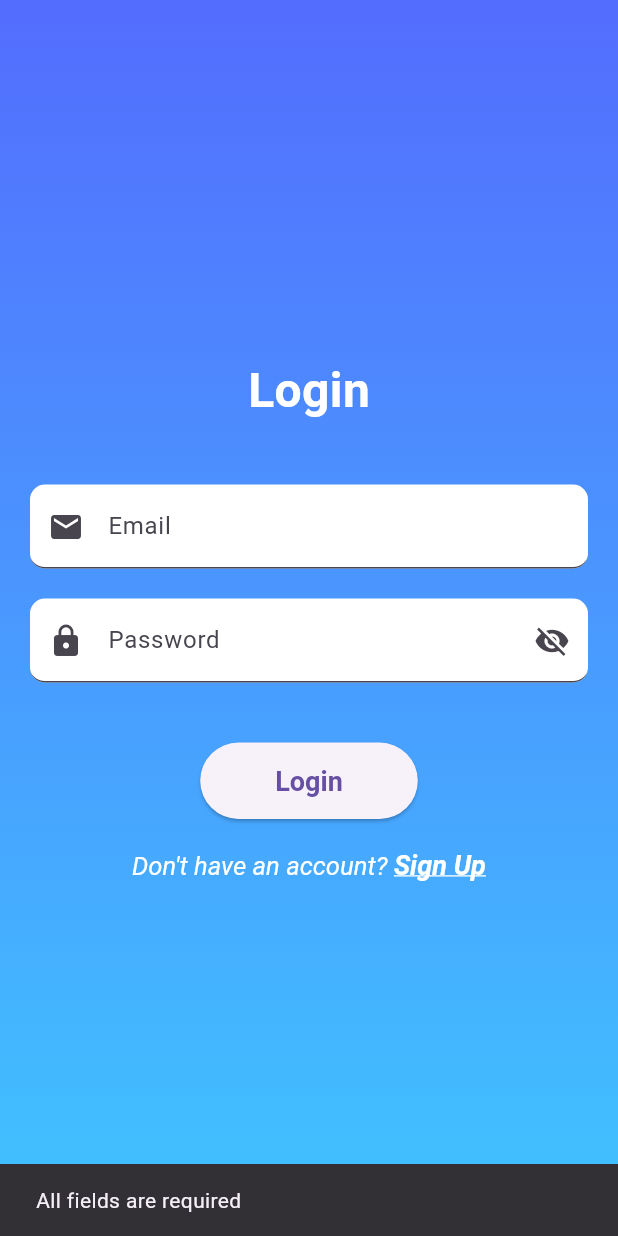
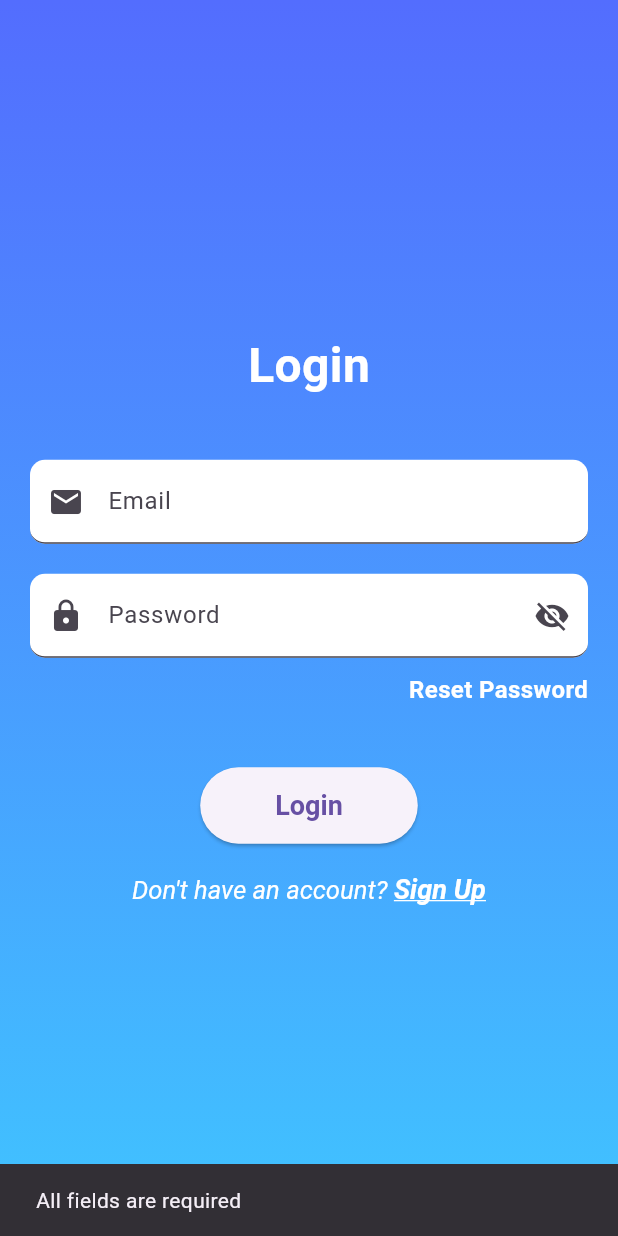
Before and after one commit to ktaller/water_billing_ui, a Flutter app: the screen it shows after launch, after a tap on "Login", on a phone screen of 412 x 824 dp. Run offline on Flutter 3.47's test engine with Material 3 defaults, Android fonts, the phone set to English and light mode, and no system bars; our stand-ins replace fl_chart, flutter_form_builder, font_awesome_flutter, form_builder_validators, get, intl_phone_field and 1 more; missing offline and left inert: mcassets; network calls fail; statements that could not run were skipped.

Commit message:
reset password

```diff
--- a/lib/screens/login_page.dart
+++ b/lib/screens/login_page.dart
@@ -29,7 +29,7 @@ class _LoginPageState extends State<LoginPage> {
 
   Future<void> _login() async {
     setState(() {
-      _isLoading = true; // Show loading indicator
+      _isLoading = true;
     });
 
     String email = _emailController.text;
@@ -40,14 +40,13 @@ class _LoginPageState extends State<LoginPage> {
         const SnackBar(content: Text("All fields are required")),
       );
       setState(() {
-        _isLoading = false; // Hide loading indicator
+        _isLoading = false;
       });
       return;
     }
 
     try {
-      final url =
-          Uri.parse('${Constants.SERVER_BASE_URL_API}/auth/authenticate');
+      final url = Uri.parse('${Constants.SERVER_BASE_URL_API}/auth/authenticate');
       final response = await http.post(
         url,
         body: jsonEncode({'email': email, 'password': password}),
@@ -55,7 +54,6 @@ class _LoginPageState extends State<LoginPage> {
       );
 
       if (response.statusCode == 200) {
-        // Successful login
         final responseData = jsonDecode(response.body);
         final token = responseData['token'];
 
@@ -81,7 +79,6 @@ class _LoginPageState extends State<LoginPage> {
           );
         }
       } else {
-        // Failed login
         ScaffoldMessenger.of(context).showSnackBar(
           SnackBar(content: Text("Invalid credentials")),
         );
@@ -92,7 +89,7 @@ class _LoginPageState extends State<LoginPage> {
       );
     } finally {
       setState(() {
-        _isLoading = false; // Hide loading indicator
+        _isLoading = false;
       });
     }
   }
@@ -158,13 +155,31 @@ class _LoginPageState extends State<LoginPage> {
                     filled: true,
                   ),
                 ),
+                const SizedBox(height: 10),
+                GestureDetector(
+                  onTap: () {
+                    // TODO: Navigate to Reset Password Page
+                  },
+                  child: const Align(
+                    alignment: Alignment.centerRight,
+                    child: Text(
+                      "Reset Password",
+                      style: TextStyle(
+                        color: Colors.white,
+                        fontSize: 16,
+                        fontWeight: FontWeight.bold,
+                        decoration: TextDecoration.none,
+                      ),
+                    ),
+                  ),
+                ),
                 const SizedBox(height: 40),
                 ElevatedButton(
                   onPressed: _isLoading ? null : _login,
                   style: ElevatedButton.styleFrom(
                     padding: EdgeInsets.symmetric(horizontal: 50, vertical: 15),
                     textStyle:
-                        TextStyle(fontSize: 18, fontWeight: FontWeight.bold),
+                    TextStyle(fontSize: 18, fontWeight: FontWeight.bold),
                   ),
                   child: _isLoading
                       ? const CircularProgressIndicator()
@@ -194,7 +209,6 @@ class _LoginPageState extends State<LoginPage> {
                             fontSize: 18,
                             color: Colors.white,
                             decoration: TextDecoration.underline,
-                            // Underline only "Login"
                             fontWeight: FontWeight.bold,
                           ),
                         ),
```
Also changed, not shown: lib/screens/reports_pages/reports_page.dart (+13 -12 lines).
